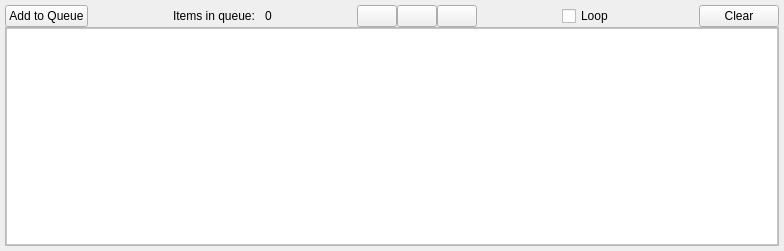
BCDA-APS/QSview, file src/QSview/resources/queue_editor.ui: the form before one commit.
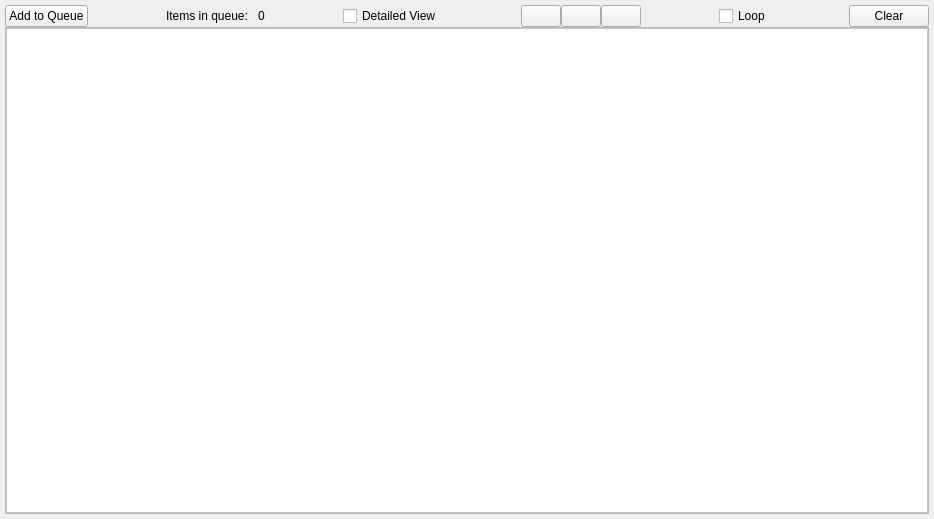
The form after the commit. Icons and pictures are not drawn.

Commit message: Queue: add static/dynamic table views and auto-refresh via UIDs

Diff of the .ui file:
```diff
--- a/src/QSview/resources/queue_editor.ui
+++ b/src/QSview/resources/queue_editor.ui
@@ -6,8 +6,8 @@
    <rect>
     <x>0</x>
     <y>0</y>
-    <width>784</width>
-    <height>251</height>
+    <width>934</width>
+    <height>519</height>
    </rect>
   </property>
   <property name="windowTitle">
@@ -101,6 +101,26 @@
        </property>
       </spacer>
      </item>
+     <item>
+      <widget class="QCheckBox" name="viewCheckBox">
+       <property name="text">
+        <string>Detailed View</string>
+       </property>
+      </widget>
+     </item>
+     <item>
+      <spacer name="horizontalSpacer_5">
+       <property name="orientation">
+        <enum>Qt::Horizontal</enum>
+       </property>
+       <property name="sizeHint" stdset="0">
+        <size>
+         <width>40</width>
+         <height>20</height>
+        </size>
+       </property>
+      </spacer>
+     </item>
      <item>
       <widget class="QPushButton" name="editButton">
        <property name="toolTip">
@@ -241,6 +261,12 @@
     color: white;
 }</string>
         </property>
+        <property name="alternatingRowColors">
+         <bool>true</bool>
+        </property>
+        <property name="selectionBehavior">
+         <enum>QAbstractItemView::SelectRows</enum>
+        </property>
        </widget>
       </item>
      </layout>
```
The commit also changes 5 other files.
